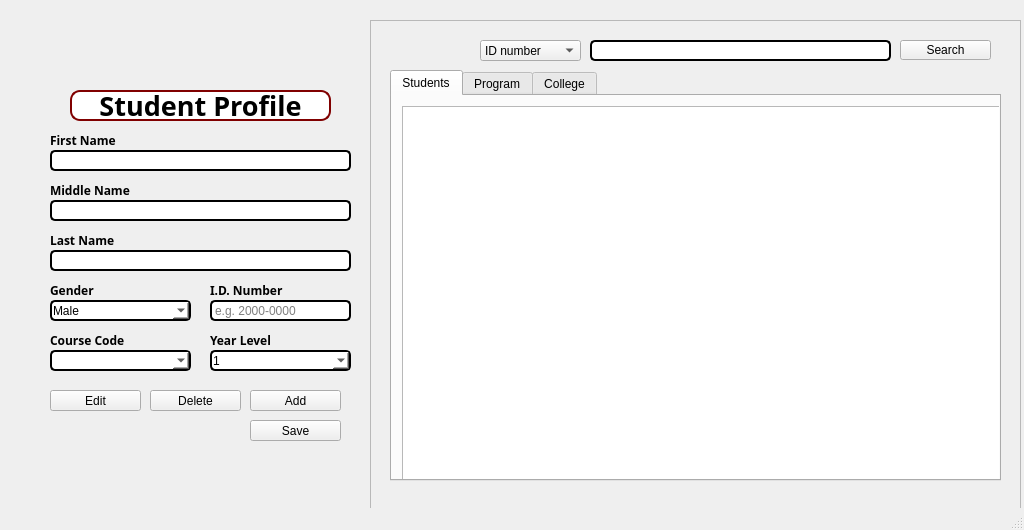
Qt form mainwindow.ui (Kris2103/CCC151-CSV) before a commit.
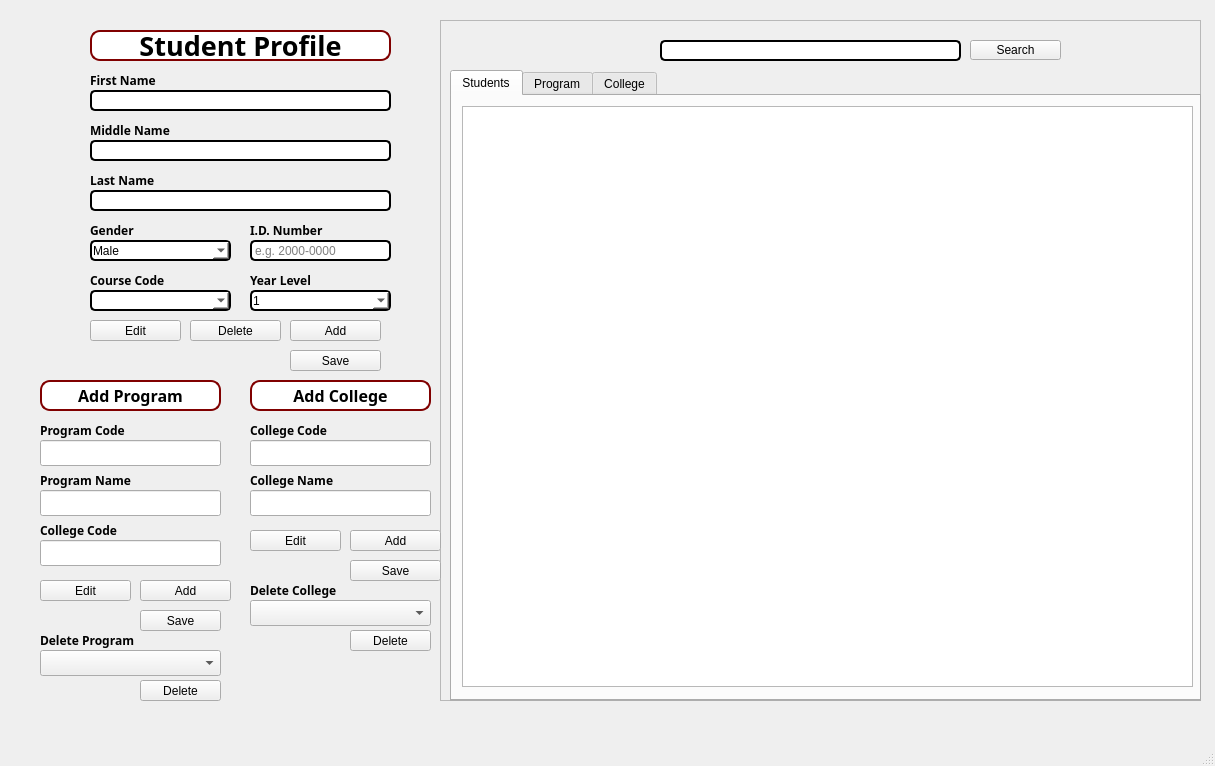
The same form after that commit. The open tabs and pages were chosen to show the change.

Patch:
```diff
--- a/mainwindow.ui
+++ b/mainwindow.ui
@@ -6,8 +6,8 @@
    <rect>
     <x>0</x>
     <y>0</y>
-    <width>1024</width>
-    <height>530</height>
+    <width>1215</width>
+    <height>766</height>
    </rect>
   </property>
   <property name="windowTitle">
@@ -17,8 +17,8 @@
    <widget class="QLineEdit" name="Firstnameline">
     <property name="geometry">
      <rect>
-      <x>50</x>
-      <y>150</y>
+      <x>90</x>
+      <y>90</y>
       <width>301</width>
       <height>21</height>
      </rect>
@@ -40,8 +40,8 @@
    <widget class="QComboBox" name="Genderline">
     <property name="geometry">
      <rect>
-      <x>50</x>
-      <y>300</y>
+      <x>90</x>
+      <y>240</y>
       <width>141</width>
       <height>21</height>
      </rect>
@@ -73,8 +73,8 @@
    <widget class="QLabel" name="FirstName">
     <property name="geometry">
      <rect>
-      <x>50</x>
-      <y>130</y>
+      <x>90</x>
+      <y>70</y>
       <width>181</width>
       <height>20</height>
      </rect>
@@ -93,8 +93,8 @@
    <widget class="QLineEdit" name="Middlenameline">
     <property name="geometry">
      <rect>
-      <x>50</x>
-      <y>200</y>
+      <x>90</x>
+      <y>140</y>
       <width>301</width>
       <height>21</height>
      </rect>
@@ -116,8 +116,8 @@
    <widget class="QLabel" name="MiddleName">
     <property name="geometry">
      <rect>
-      <x>50</x>
-      <y>180</y>
+      <x>90</x>
+      <y>120</y>
       <width>181</width>
       <height>20</height>
      </rect>
@@ -136,8 +136,8 @@
    <widget class="QLineEdit" name="Lastnameline">
     <property name="geometry">
      <rect>
-      <x>50</x>
-      <y>250</y>
+      <x>90</x>
+      <y>190</y>
       <width>301</width>
       <height>21</height>
      </rect>
@@ -159,8 +159,8 @@
    <widget class="QLabel" name="LastName">
     <property name="geometry">
      <rect>
-      <x>50</x>
-      <y>230</y>
+      <x>90</x>
+      <y>170</y>
       <width>181</width>
       <height>20</height>
      </rect>
@@ -178,8 +178,8 @@
    <widget class="QLabel" name="Gender">
     <property name="geometry">
      <rect>
-      <x>50</x>
-      <y>280</y>
+      <x>90</x>
+      <y>220</y>
       <width>141</width>
       <height>20</height>
      </rect>
@@ -197,8 +197,8 @@
    <widget class="QLabel" name="YearLevel">
     <property name="geometry">
      <rect>
-      <x>210</x>
-      <y>330</y>
+      <x>250</x>
+      <y>270</y>
       <width>141</width>
       <height>20</height>
      </rect>
@@ -216,8 +216,8 @@
    <widget class="QComboBox" name="Yearlevelline">
     <property name="geometry">
      <rect>
-      <x>210</x>
-      <y>350</y>
+      <x>250</x>
+      <y>290</y>
       <width>141</width>
       <height>21</height>
      </rect>
@@ -259,8 +259,8 @@
    <widget class="QLabel" name="IDnumber">
     <property name="geometry">
      <rect>
-      <x>210</x>
-      <y>280</y>
+      <x>250</x>
+      <y>220</y>
       <width>141</width>
       <height>20</height>
      </rect>
@@ -278,8 +278,8 @@
    <widget class="QLineEdit" name="IDline">
     <property name="geometry">
      <rect>
-      <x>210</x>
-      <y>300</y>
+      <x>250</x>
+      <y>240</y>
       <width>141</width>
       <height>21</height>
      </rect>
@@ -304,9 +304,9 @@
    <widget class="QLabel" name="StudentProfile">
     <property name="geometry">
      <rect>
-      <x>70</x>
-      <y>90</y>
-      <width>261</width>
+      <x>90</x>
+      <y>30</y>
+      <width>301</width>
       <height>31</height>
      </rect>
     </property>
@@ -335,8 +335,8 @@
    <widget class="QLabel" name="CourseCode">
     <property name="geometry">
      <rect>
-      <x>50</x>
-      <y>330</y>
+      <x>90</x>
+      <y>270</y>
       <width>141</width>
       <height>20</height>
      </rect>
@@ -354,8 +354,8 @@
    <widget class="QPushButton" name="Edit">
     <property name="geometry">
      <rect>
-      <x>50</x>
-      <y>390</y>
+      <x>90</x>
+      <y>320</y>
       <width>91</width>
       <height>21</height>
      </rect>
@@ -390,8 +390,8 @@
    <widget class="QPushButton" name="Add">
     <property name="geometry">
      <rect>
-      <x>250</x>
-      <y>390</y>
+      <x>290</x>
+      <y>320</y>
       <width>91</width>
       <height>21</height>
      </rect>
@@ -426,8 +426,8 @@
    <widget class="QPushButton" name="Delete">
     <property name="geometry">
      <rect>
-      <x>150</x>
-      <y>390</y>
+      <x>190</x>
+      <y>320</y>
       <width>91</width>
       <height>21</height>
      </rect>
@@ -446,8 +446,8 @@
    <widget class="QPushButton" name="Save">
     <property name="geometry">
      <rect>
-      <x>250</x>
-      <y>420</y>
+      <x>290</x>
+      <y>350</y>
       <width>91</width>
       <height>21</height>
      </rect>
@@ -466,10 +466,10 @@
    <widget class="QFrame" name="frame">
     <property name="geometry">
      <rect>
-      <x>370</x>
+      <x>440</x>
       <y>20</y>
-      <width>651</width>
-      <height>491</height>
+      <width>761</width>
+      <height>681</height>
      </rect>
     </property>
     <property name="frameShape">
@@ -540,10 +540,10 @@
     <widget class="QTabWidget" name="TabTable">
      <property name="geometry">
       <rect>
-       <x>20</x>
+       <x>10</x>
        <y>50</y>
-       <width>611</width>
-       <height>411</height>
+       <width>751</width>
+       <height>631</height>
       </rect>
      </property>
      <property name="styleSheet">
@@ -561,8 +561,8 @@
         <rect>
          <x>10</x>
          <y>10</y>
-         <width>611</width>
-         <height>401</height>
+         <width>731</width>
+         <height>581</height>
         </rect>
        </property>
       </widget>
@@ -598,32 +598,12 @@
       </widget>
      </widget>
     </widget>
-    <widget class="QComboBox" name="Sort">
-     <property name="geometry">
-      <rect>
-       <x>110</x>
-       <y>20</y>
-       <width>101</width>
-       <height>21</height>
-      </rect>
-     </property>
-     <item>
-      <property name="text">
-       <string>ID number</string>
-      </property>
-     </item>
-     <item>
-      <property name="text">
-       <string>Lastname</string>
-      </property>
-     </item>
-    </widget>
    </widget>
    <widget class="QComboBox" name="CourseComboBox">
     <property name="geometry">
      <rect>
-      <x>50</x>
-      <y>350</y>
+      <x>90</x>
+      <y>290</y>
       <width>141</width>
       <height>21</height>
      </rect>
@@ -642,6 +622,502 @@
 	box-shadow: 0 0 10px rgba(0,0,05);</string>
     </property>
    </widget>
+   <widget class="QLabel" name="AddProgram">
+    <property name="geometry">
+     <rect>
+      <x>40</x>
+      <y>380</y>
+      <width>181</width>
+      <height>31</height>
+     </rect>
+    </property>
+    <property name="font">
+     <font>
+      <family>Rockwell</family>
+      <pointsize>12</pointsize>
+      <bold>true</bold>
+     </font>
+    </property>
+    <property name="styleSheet">
+     <string notr="true">background-color: white;
+    border: 2px solid #800000;
+    border-radius: 10px;
+    padding: 1px;
+    box-shadow: 0 0 10px rgba(0, 0, 0, 0.5);
+    color: black;</string>
+    </property>
+    <property name="text">
+     <string>Add Program</string>
+    </property>
+    <property name="alignment">
+     <set>Qt::AlignmentFlag::AlignCenter</set>
+    </property>
+   </widget>
+   <widget class="QLabel" name="AddCollege">
+    <property name="geometry">
+     <rect>
+      <x>250</x>
+      <y>380</y>
+      <width>181</width>
+      <height>31</height>
+     </rect>
+    </property>
+    <property name="font">
+     <font>
+      <family>Rockwell</family>
+      <pointsize>12</pointsize>
+      <bold>true</bold>
+     </font>
+    </property>
+    <property name="styleSheet">
+     <string notr="true">background-color: white;
+    border: 2px solid #800000;
+    border-radius: 10px;
+    padding: 1px;
+    box-shadow: 0 0 10px rgba(0, 0, 0, 0.5);
+    color: black;</string>
+    </property>
+    <property name="text">
+     <string>Add College</string>
+    </property>
+    <property name="alignment">
+     <set>Qt::AlignmentFlag::AlignCenter</set>
+    </property>
+   </widget>
+   <widget class="QLineEdit" name="CollegeName">
+    <property name="geometry">
+     <rect>
+      <x>250</x>
+      <y>490</y>
+      <width>181</width>
+      <height>26</height>
+     </rect>
+    </property>
+   </widget>
+   <widget class="QLineEdit" name="ProgramCode_2">
+    <property name="geometry">
+     <rect>
+      <x>40</x>
+      <y>440</y>
+      <width>181</width>
+      <height>26</height>
+     </rect>
+    </property>
+   </widget>
+   <widget class="QLineEdit" name="ProgramName_2">
+    <property name="geometry">
+     <rect>
+      <x>40</x>
+      <y>490</y>
+      <width>181</width>
+      <height>26</height>
+     </rect>
+    </property>
+   </widget>
+   <widget class="QLineEdit" name="CollegeCodeProg">
+    <property name="geometry">
+     <rect>
+      <x>40</x>
+      <y>540</y>
+      <width>181</width>
+      <height>26</height>
+     </rect>
+    </property>
+   </widget>
+   <widget class="QLabel" name="ProgramCode">
+    <property name="geometry">
+     <rect>
+      <x>40</x>
+      <y>420</y>
+      <width>111</width>
+      <height>20</height>
+     </rect>
+    </property>
+    <property name="font">
+     <font>
+      <family>Rockwell</family>
+      <italic>false</italic>
+      <bold>true</bold>
+     </font>
+    </property>
+    <property name="text">
+     <string>Program Code</string>
+    </property>
+   </widget>
+   <widget class="QLabel" name="ProgramName">
+    <property name="geometry">
+     <rect>
+      <x>40</x>
+      <y>470</y>
+      <width>121</width>
+      <height>20</height>
+     </rect>
+    </property>
+    <property name="font">
+     <font>
+      <family>Rockwell</family>
+      <italic>false</italic>
+      <bold>true</bold>
+     </font>
+    </property>
+    <property name="text">
+     <string>Program Name</string>
+    </property>
+   </widget>
+   <widget class="QLabel" name="CollegeCode">
+    <property name="geometry">
+     <rect>
+      <x>40</x>
+      <y>520</y>
+      <width>111</width>
+      <height>20</height>
+     </rect>
+    </property>
+    <property name="font">
+     <font>
+      <family>Rockwell</family>
+      <italic>false</italic>
+      <bold>true</bold>
+     </font>
+    </property>
+    <property name="text">
+     <string>College Code</string>
+    </property>
+   </widget>
+   <widget class="QLabel" name="FirstName_5">
+    <property name="geometry">
+     <rect>
+      <x>250</x>
+      <y>420</y>
+      <width>111</width>
+      <height>20</height>
+     </rect>
+    </property>
+    <property name="font">
+     <font>
+      <family>Rockwell</family>
+      <italic>false</italic>
+      <bold>true</bold>
+     </font>
+    </property>
+    <property name="text">
+     <string>College Code</string>
+    </property>
+   </widget>
+   <widget class="QLabel" name="FirstName_6">
+    <property name="geometry">
+     <rect>
+      <x>250</x>
+      <y>470</y>
+      <width>111</width>
+      <height>20</height>
+     </rect>
+    </property>
+    <property name="font">
+     <font>
+      <family>Rockwell</family>
+      <italic>false</italic>
+      <bold>true</bold>
+     </font>
+    </property>
+    <property name="text">
+     <string>College Name</string>
+    </property>
+   </widget>
+   <widget class="QPushButton" name="AddProg">
+    <property name="geometry">
+     <rect>
+      <x>140</x>
+      <y>580</y>
+      <width>91</width>
+      <height>21</height>
+     </rect>
+    </property>
+    <property name="minimumSize">
+     <size>
+      <width>91</width>
+      <height>20</height>
+     </size>
+    </property>
+    <property name="styleSheet">
+     <string notr="true">QPushButton {
+    background-color: #800000;
+    color: white;
+    border: 2px solid #000000;
+    border-radius: 5px;
+     padding: 1px;
+    box-shadow: 0 0 10px rgba(0, 0, 0, 0.5);
+    color: white; 
+}
+
+/ Hover effect for the button */
+QPushButton:hover {
+    background-color: #944E63;
+    border: 2px solid #944E63;
+}</string>
+    </property>
+    <property name="text">
+     <string>Add</string>
+    </property>
+   </widget>
+   <widget class="QPushButton" name="AddCollege_2">
+    <property name="geometry">
+     <rect>
+      <x>350</x>
+      <y>530</y>
+      <width>91</width>
+      <height>21</height>
+     </rect>
+    </property>
+    <property name="minimumSize">
+     <size>
+      <width>91</width>
+      <height>20</height>
+     </size>
+    </property>
+    <property name="styleSheet">
+     <string notr="true">QPushButton {
+    background-color: #800000;
+    color: white;
+    border: 2px solid #000000;
+    border-radius: 5px;
+     padding: 1px;
+    box-shadow: 0 0 10px rgba(0, 0, 0, 0.5);
+    color: white; 
+}
+
+/ Hover effect for the button */
+QPushButton:hover {
+    background-color: #944E63;
+    border: 2px solid #944E63;
+}</string>
+    </property>
+    <property name="text">
+     <string>Add</string>
+    </property>
+   </widget>
+   <widget class="QPushButton" name="EditProg">
+    <property name="geometry">
+     <rect>
+      <x>40</x>
+      <y>580</y>
+      <width>91</width>
+      <height>21</height>
+     </rect>
+    </property>
+    <property name="minimumSize">
+     <size>
+      <width>91</width>
+      <height>20</height>
+     </size>
+    </property>
+    <property name="styleSheet">
+     <string notr="true">QPushButton {
+    background-color: #800000;
+    color: white;
+    border: 2px solid #000000;
+    border-radius: 5px;
+     padding: 1px;
+    box-shadow: 0 0 10px rgba(0, 0, 0, 0.5);
+    color: white; 
+}
+
+/ Hover effect for the button */
+QPushButton:hover {
+    background-color: #944E63;
+    border: 2px solid #944E63;
+}</string>
+    </property>
+    <property name="text">
+     <string>Edit</string>
+    </property>
+   </widget>
+   <widget class="QPushButton" name="Edit_3">
+    <property name="geometry">
+     <rect>
+      <x>250</x>
+      <y>530</y>
+      <width>91</width>
+      <height>21</height>
+     </rect>
+    </property>
+    <property name="minimumSize">
+     <size>
+      <width>91</width>
+      <height>20</height>
+     </size>
+    </property>
+    <property name="styleSheet">
+     <string notr="true">QPushButton {
+    background-color: #800000;
+    color: white;
+    border: 2px solid #000000;
+    border-radius: 5px;
+     padding: 1px;
+    box-shadow: 0 0 10px rgba(0, 0, 0, 0.5);
+    color: white; 
+}
+
+/ Hover effect for the button */
+QPushButton:hover {
+    background-color: #944E63;
+    border: 2px solid #944E63;
+}</string>
+    </property>
+    <property name="text">
+     <string>Edit</string>
+    </property>
+   </widget>
+   <widget class="QPushButton" name="Save_2">
+    <property name="geometry">
+     <rect>
+      <x>350</x>
+      <y>560</y>
+      <width>91</width>
+      <height>21</height>
+     </rect>
+    </property>
+    <property name="styleSheet">
+     <string notr="true">
+QPushButton:hover {
+    background-color: #808080;
+    border: 2px solid #2980b9;
+}</string>
+    </property>
+    <property name="text">
+     <string>Save</string>
+    </property>
+   </widget>
+   <widget class="QPushButton" name="SaveProg">
+    <property name="geometry">
+     <rect>
+      <x>140</x>
+      <y>610</y>
+      <width>81</width>
+      <height>21</height>
+     </rect>
+    </property>
+    <property name="styleSheet">
+     <string notr="true">
+QPushButton:hover {
+    background-color: #808080;
+    border: 2px solid #2980b9;
+}</string>
+    </property>
+    <property name="text">
+     <string>Save</string>
+    </property>
+   </widget>
+   <widget class="QComboBox" name="comboBox">
+    <property name="geometry">
+     <rect>
+      <x>40</x>
+      <y>650</y>
+      <width>181</width>
+      <height>26</height>
+     </rect>
+    </property>
+   </widget>
+   <widget class="QLabel" name="FirstName_7">
+    <property name="geometry">
+     <rect>
+      <x>40</x>
+      <y>630</y>
+      <width>131</width>
+      <height>20</height>
+     </rect>
+    </property>
+    <property name="font">
+     <font>
+      <family>Rockwell</family>
+      <italic>false</italic>
+      <bold>true</bold>
+     </font>
+    </property>
+    <property name="text">
+     <string>Delete Program</string>
+    </property>
+   </widget>
+   <widget class="QComboBox" name="comboBox_3">
+    <property name="geometry">
+     <rect>
+      <x>250</x>
+      <y>600</y>
+      <width>181</width>
+      <height>26</height>
+     </rect>
+    </property>
+   </widget>
+   <widget class="QLabel" name="FirstName_8">
+    <property name="geometry">
+     <rect>
+      <x>250</x>
+      <y>580</y>
+      <width>131</width>
+      <height>20</height>
+     </rect>
+    </property>
+    <property name="font">
+     <font>
+      <family>Rockwell</family>
+      <italic>false</italic>
+      <bold>true</bold>
+     </font>
+    </property>
+    <property name="text">
+     <string>Delete College</string>
+    </property>
+   </widget>
+   <widget class="QLineEdit" name="CollegeCodeCol">
+    <property name="geometry">
+     <rect>
+      <x>250</x>
+      <y>440</y>
+      <width>181</width>
+      <height>26</height>
+     </rect>
+    </property>
+   </widget>
+   <widget class="QPushButton" name="SaveProg_2">
+    <property name="geometry">
+     <rect>
+      <x>140</x>
+      <y>680</y>
+      <width>81</width>
+      <height>21</height>
+     </rect>
+    </property>
+    <property name="styleSheet">
+     <string notr="true">
+QPushButton:hover {
+    background-color: #808080;
+    border: 2px solid #2980b9;
+}</string>
+    </property>
+    <property name="text">
+     <string>Delete</string>
+    </property>
+   </widget>
+   <widget class="QPushButton" name="SaveProg_3">
+    <property name="geometry">
+     <rect>
+      <x>350</x>
+      <y>630</y>
+      <width>81</width>
+      <height>21</height>
+     </rect>
+    </property>
+    <property name="styleSheet">
+     <string notr="true">
+QPushButton:hover {
+    background-color: #808080;
+    border: 2px solid #2980b9;
+}</string>
+    </property>
+    <property name="text">
+     <string>Delete</string>
+    </property>
+   </widget>
   </widget>
   <widget class="QMenuBar" name="menubar">
    <property name="geometry">
```
Left out of the diff: 20 changed lines with no effect on the pictures.
